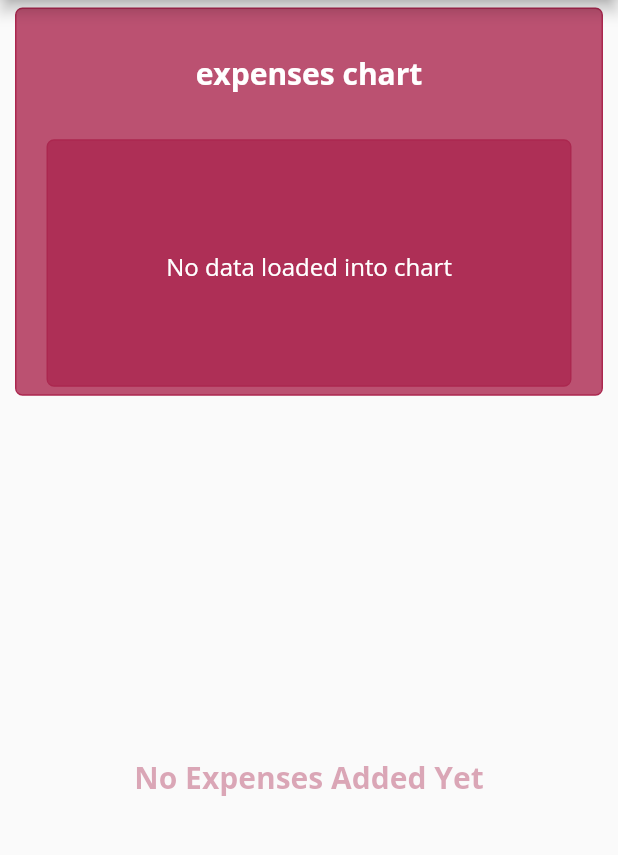
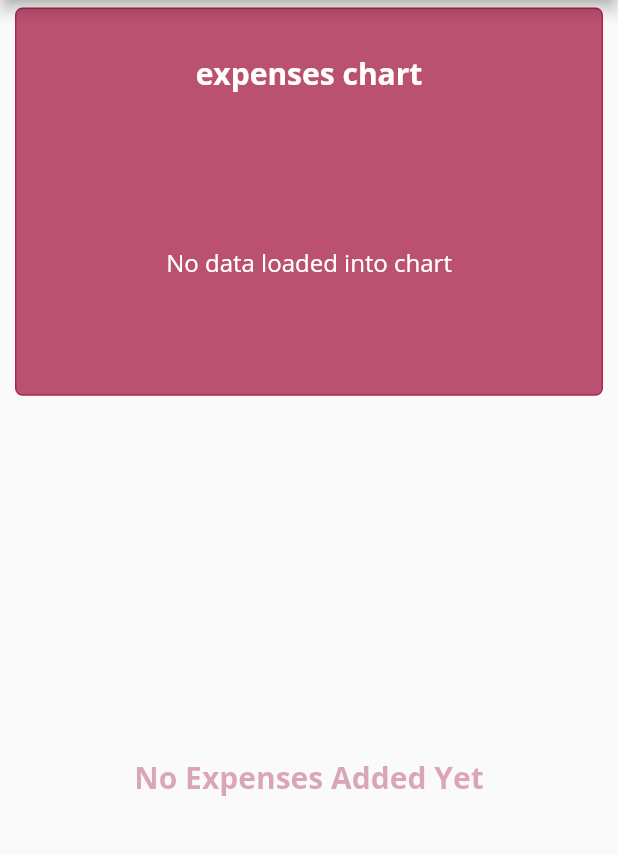
Before and after one commit to ercross/budget_manager, a Flutter app: the screen it shows after launch, in the side drawer, after a tap on the "add" icon, on a phone screen of 412 x 824 dp, the part 84-939 px from its top. Run offline on Flutter 3.47's test engine with Material 2 defaults, Android fonts, the phone set to English and light mode, and no system bars; our stand-ins replace bloc, equatable, fl_chart, flutter_bloc, flutter_datetime_picker, shared_preferences and 1 more; accounts and stored records are empty.

Commit message:
Added a new ChartEvent (AddNewExpenseToChart) to trigger chart rebuild once new expense is added to expense. code to

```diff
--- a/lib/bloc/chart/chart_bloc.dart
+++ b/lib/bloc/chart/chart_bloc.dart
@@ -1,7 +1,9 @@
 import 'dart:async';
 
 import 'package:bloc/bloc.dart';
+import 'package:budget_manager/models/chart_data_date_range.dart';
 
+import '../../repository/repository.dart';
 import '../../models/chart_data.dart';
 import './chart_event.dart';
 import './chart_state.dart';
@@ -17,6 +19,21 @@ class ChartBloc extends Bloc<ChartEvent, ChartState> {
       yield EmptyChart();
     }
 
+    if (event is AddNewExpenseToChart) {
+      print("AddNewExpenseToChart event received");
+      final DateTime date = DateTime(event.expense.date.year, event.expense.date.month, event.expense.date.day);
+      print("Date constructed: $date");
+      final ChartDataDateRange dateRange = await Repository.repository.getChartDataDateRange();
+      print("DateRange fetched. \n value: $dateRange");
+      if (_dateIsContainedInRange(dateRange, date)) {
+        print("date is contained in dateRange");
+        final ChartData chartData = await ChartData(dateRange).setChartData();
+        print("new chartdata prepared. Yielding a new state");
+        yield ChartDataSet(chartData);
+      }
+      print("exiting AddNewExpenseToChart");
+    }
+
     if (event is BuildNewChart) {
       yield ChartDataSet(event.chartData);
     }
@@ -26,4 +43,15 @@ class ChartBloc extends Bloc<ChartEvent, ChartState> {
       yield ChartDataSet(newChartData);
     }
   }
+
+  bool _dateIsContainedInRange(ChartDataDateRange range, DateTime date) {
+    DateTime currentDate = range.fromDate;
+    while (!currentDate.isAfter(range.toDate)) {
+      if (date.isAtSameMomentAs(currentDate)) {
+        return true;
+      }
+      currentDate = currentDate.add(Duration(days: 1));
+    }
+    return false;
+  }
 }
--- a/lib/bloc/chart/chart_event.dart
+++ b/lib/bloc/chart/chart_event.dart
@@ -1,5 +1,6 @@
 import 'package:equatable/equatable.dart';
 
+import '../../models/expense.dart';
 import '../../models/chart_data.dart';
 import '../../models/chart_data_date_range.dart';
 
@@ -22,6 +23,12 @@ class BuildNewChart extends ChartEvent {
   List<Object> get props => [chartData];
 }
 
+class AddNewExpenseToChart extends ChartEvent {
+  final Expense expense;
+
+  const AddNewExpenseToChart(this.expense);
+}
+
 class GetNewChartData extends ChartEvent {
   final ChartDataDateRange chartDataDateRange;
 
--- a/lib/main.dart
+++ b/lib/main.dart
@@ -75,7 +75,8 @@ class MyHomePage extends StatelessWidget {
     showModalBottomSheet(
         context: buildContext,
         builder: (context) {
-          return SingleChildScrollView(child: InputFields(BlocProvider.of<ExpenseBloc>(buildContext)));
+          return SingleChildScrollView(
+            child: InputFields(BlocProvider.of<ExpenseBloc>(buildContext), BlocProvider.of<ChartBloc>(buildContext)));
         });
   }
 }
--- a/lib/models/chart_data.dart
+++ b/lib/models/chart_data.dart
@@ -204,6 +204,7 @@ class ChartData extends Equatable {
   }
 
   List<DateTime> _calculateDates() {
+
     final f = chartDataDateRange.fromDate;
     final t = chartDataDateRange.toDate;
 
--- a/lib/repository/preferences.dart
+++ b/lib/repository/preferences.dart
@@ -14,9 +14,10 @@ class Preferences{
 
   ChartDataDateRange get chartDataDateRange{
     if (_chartDataDateRange == null) {
+      final DateTime date = DateTime.now();
       return _chartDataDateRange = ChartDataDateRange(
-        toDate: DateTime.now(),
-        fromDate: DateTime.now().subtract(Duration(days: 6)));
+        toDate: DateTime(date.year, date.month, date.day),
+        fromDate: DateTime(date.year, date.month, date.day).subtract(Duration(days: 6)));
     }
     return _chartDataDateRange;
   }
--- a/lib/widgets/chart.dart
+++ b/lib/widgets/chart.dart
@@ -1,3 +1,4 @@
+import 'package:budget_manager/models/expense.dart';
 import 'package:flutter_bloc/flutter_bloc.dart';
 import 'package:flutter/material.dart';
 import 'package:fl_chart/fl_chart.dart';
@@ -60,23 +61,23 @@ class _ChartState extends State<ExpenseManagerBarChart> {
                 Expanded(
                     child: Align(
                         alignment: Alignment.center,
-                        child: _makeStateDecision(state, context)))
+                        child: _makeStateDecision(state)))
               ],
             ));
       },
     );
   }
 
-  Widget _makeStateDecision(ChartState state, BuildContext ctx) {
+  Widget _makeStateDecision(ChartState state) {
     if (state is ChartDataSet) {
       if (state.chartData == null) {
-        return _emptyChartWidget(ctx);
+        return _emptyChartWidget;
       }
       this._chartData = state.chartData;
       return _buildChartBody();
     }
 
-    return _emptyChartWidget(ctx);
+    return _emptyChartWidget;
   }
 
   ///made static const and class variable for performance gain
@@ -91,27 +92,10 @@ class _ChartState extends State<ExpenseManagerBarChart> {
     ),
   );
 
-  Widget _emptyChartWidget(BuildContext ctx) {
-    return Container(
-        width: double.infinity,
-        height: widget.availableSpace,
-        margin: EdgeInsets.symmetric(vertical: 5, horizontal: 10),
-        padding: EdgeInsets.only(top: 5, bottom: 0, left: 10, right: 10),
-        decoration: BoxDecoration(
-          border: Border.all(
-            color: Theme.of(context).primaryColor,
-          ),
-          borderRadius: BorderRadius.circular(5),
-          color: Theme.of(context).primaryColor.withOpacity(0.8),
-        ),
-        child: Expanded(
-            child: Align(
-                alignment: Alignment.center,
-                child: Text(
-                  "No data loaded into chart",
-                  style: TextStyle(color: Colors.white, fontSize: 16),
-                ))));
-  }
+  static const Widget _emptyChartWidget = Text(
+              "No data loaded into chart",
+              style: TextStyle(color: Colors.white, fontSize: 16),
+            );
 
   Widget _buildTotalAmountWidget() {
     return Column(mainAxisAlignment: MainAxisAlignment.spaceBetween, children: [
```
Also changed, not shown: lib/widgets/input_form.dart (+12 -3 lines).
